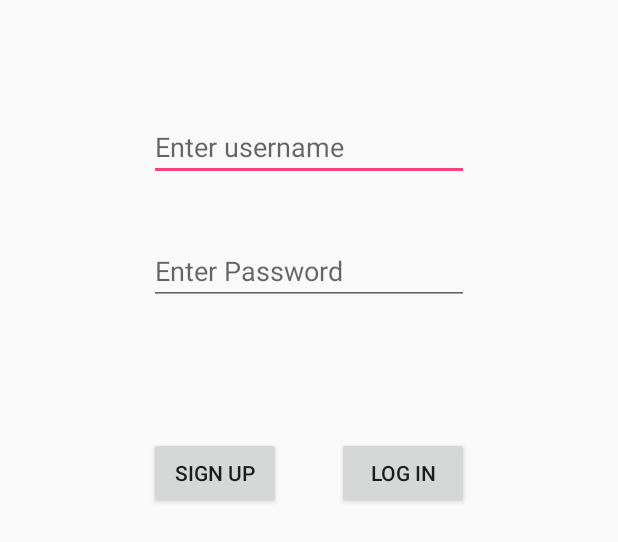
After one commit to Mumbai2017/team-13, an Android app: the layout donor_login.xml on its own in the app's theme, with its tools: preview values and no code run, on a phone screen of 412 x 824 dp. The commit adds this screen. Shown: the top 542 px of the screen. Run offline under Robolectric (Android 15) with nearby library versions, the phone set to English and light mode, and no system bars.

Commit message:
donor reg donor login kid details

```diff
--- /dev/null
+++ b/MAWteam13/app/src/main/java/com/example/shreekara/mawteam13/donor/Donor_login.java
@@ -0,0 +1,8 @@
+package com.example.shreekara.mawteam13.donor;
+
+/**
+ * Created by unma desai on 29-Jul-17.
+ */
+
+public class Donor_login {
+}
--- /dev/null
+++ b/MAWteam13/app/src/main/java/com/example/shreekara/mawteam13/donor/Donor_reg.java
@@ -0,0 +1,8 @@
+package com.example.shreekara.mawteam13.donor;
+
+/**
+ * Created by unma desai on 29-Jul-17.
+ */
+
+public class Donor_reg {
+}
--- /dev/null
+++ b/MAWteam13/app/src/main/java/com/example/shreekara/mawteam13/donor/MainActivity.java
@@ -0,0 +1,15 @@
+package com.example.shreekara.mawteam13.donor;
+
+import android.os.Bundle;
+import android.support.v7.app.AppCompatActivity;
+
+import com.example.shreekara.mawteam13.R;
+
+public class MainActivity extends AppCompatActivity {
+
+    @Override
+    protected void onCreate(Bundle savedInstanceState) {
+        super.onCreate(savedInstanceState);
+        setContentView(R.layout.activity_main);
+    }
+}
--- /dev/null
+++ b/MAWteam13/app/src/main/res/layout/donor_login.xml
@@ -0,0 +1,68 @@
+<?xml version="1.0" encoding="utf-8"?>
+<RelativeLayout xmlns:android="http://schemas.android.com/apk/res/android"
+    xmlns:tools="http://schemas.android.com/tools"
+    android:id="@+id/activity_main"
+    android:layout_width="match_parent"
+    android:layout_height="match_parent"
+    android:paddingBottom="@dimen/activity_vertical_margin"
+    android:paddingLeft="@dimen/activity_horizontal_margin"
+    android:paddingRight="@dimen/activity_horizontal_margin"
+    android:paddingTop="@dimen/activity_vertical_margin"
+    tools:context="com.example.shreekara.mawteam13.MainActivity">
+
+
+    <Button
+        android:id="@+id/Login"
+        android:layout_width="wrap_content"
+        android:layout_height="wrap_content"
+        android:text="Log In"
+        tools:layout_editor_absoluteX="148dp"
+        tools:layout_editor_absoluteY="387dp"
+        android:layout_below="@+id/Dpassword"
+        android:layout_alignRight="@+id/Dpassword"
+        android:layout_alignEnd="@+id/Dpassword"
+        android:layout_marginTop="88dp" />
+
+
+    <Button
+        android:id="@+id/Signup"
+        android:layout_width="wrap_content"
+        android:layout_height="wrap_content"
+        android:text="Sign up"
+        tools:layout_editor_absoluteX="148dp"
+        tools:layout_editor_absoluteY="387dp"
+        android:layout_alignBaseline="@+id/Login"
+        android:layout_alignBottom="@+id/Login"
+        android:layout_alignLeft="@+id/Dpassword"
+        android:layout_alignStart="@+id/Dpassword" />
+
+
+
+    <EditText
+        android:id="@+id/Dusername"
+        android:layout_width="wrap_content"
+        android:layout_height="wrap_content"
+        android:ems="10"
+        android:inputType="text"
+        android:hint="Enter username"
+        tools:layout_editor_absoluteX="153dp"
+        tools:layout_editor_absoluteY="192dp"
+        android:layout_marginTop="59dp"
+        android:layout_alignParentTop="true"
+        android:layout_centerHorizontal="true" />
+
+    <EditText
+        android:id="@+id/Dpassword"
+        android:layout_width="wrap_content"
+        android:layout_height="wrap_content"
+        android:ems="10"
+        android:hint="Enter Password"
+        android:inputType="textPassword"
+        tools:layout_editor_absoluteX="153dp"
+        tools:layout_editor_absoluteY="267dp"
+        android:layout_below="@+id/Dusername"
+        android:layout_alignLeft="@+id/Dusername"
+        android:layout_alignStart="@+id/Dusername"
+        android:layout_marginTop="37dp" />
+
+</RelativeLayout>
--- a/MAWteam13/app/src/main/res/layout/donor_reg.xml
+++ b/MAWteam13/app/src/main/res/layout/donor_reg.xml
@@ -77,7 +77,7 @@
         android:layout_height="wrap_content"
         android:ems="10"
         android:inputType="textPersonName"
-        android:text="Enter name"
+        android:hint="Enter name"
         tools:layout_editor_absoluteX="150dp"
         tools:layout_editor_absoluteY="16dp"
         android:layout_alignParentTop="true"
@@ -90,7 +90,7 @@
         android:layout_height="wrap_content"
         android:ems="10"
         android:inputType="phone"
-        android:text="Enter number"
+        android:hint="Enter number"
         tools:layout_editor_absoluteX="153dp"
         tools:layout_editor_absoluteY="101dp"
         android:layout_marginTop="25dp"
@@ -104,7 +104,7 @@
         android:layout_height="wrap_content"
         android:ems="10"
         android:inputType="textEmailAddress"
-        android:text="Enter email address"
+        android:hint="Enter email address"
         tools:layout_editor_absoluteX="153dp"
         tools:layout_editor_absoluteY="192dp"
         android:layout_above="@+id/Daddval"
@@ -117,7 +117,7 @@
         android:layout_width="wrap_content"
         android:layout_height="wrap_content"
         android:ems="10"
-        android:text="Enter address"
+        android:hint="Enter address"
         android:inputType="textPostalAddress"
         tools:layout_editor_absoluteX="153dp"
         tools:layout_editor_absoluteY="267dp"
```
